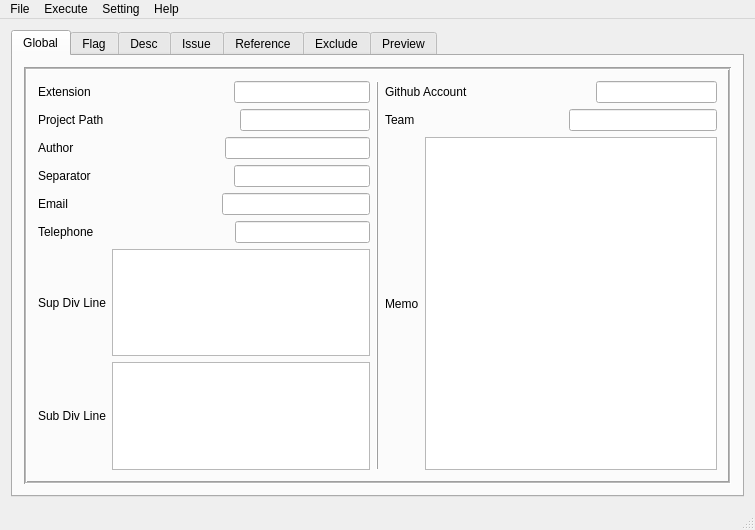
jopemachine-playground/Summary-Commenter, file Symmary Commenter/mainwindow.ui: the form before one commit.
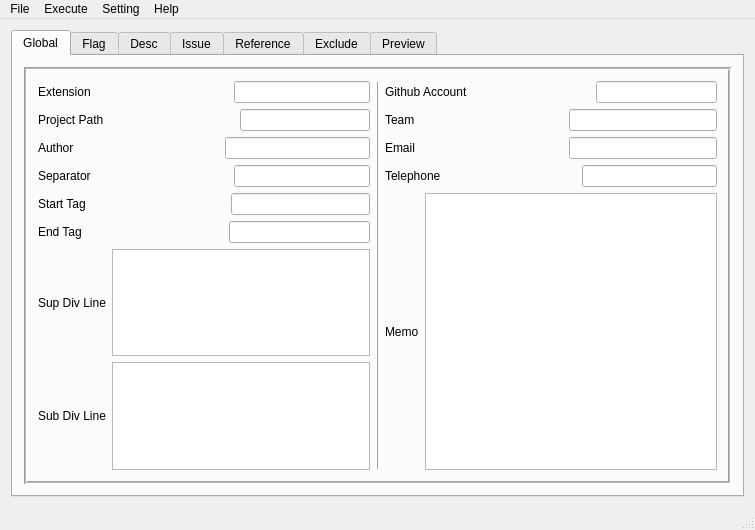
The form after the commit. Icons and pictures are not drawn.

Commit message: Start Tag, End Tag 추가

Diff of the .ui file:
```diff
--- a/Symmary Commenter/mainwindow.ui
+++ b/Symmary Commenter/mainwindow.ui
@@ -151,16 +151,16 @@
               </layout>
              </item>
              <item>
-              <layout class="QHBoxLayout" name="EmailL">
+              <layout class="QHBoxLayout" name="StartTagL">
                <item>
-                <widget class="QLabel" name="emailLbl">
+                <widget class="QLabel" name="sTagLbl">
                  <property name="text">
-                  <string>Email</string>
+                  <string>Start Tag</string>
                  </property>
                 </widget>
                </item>
                <item>
-                <spacer name="spacer7">
+                <spacer name="spacer1_6">
                  <property name="orientation">
                   <enum>Qt::Horizontal</enum>
                  </property>
@@ -173,21 +173,21 @@
                 </spacer>
                </item>
                <item>
-                <widget class="QLineEdit" name="emailEdit"/>
+                <widget class="QLineEdit" name="sTagEdit"/>
                </item>
               </layout>
              </item>
              <item>
-              <layout class="QHBoxLayout" name="TelephoneL">
+              <layout class="QHBoxLayout" name="EndTagL">
                <item>
-                <widget class="QLabel" name="telepLbl">
+                <widget class="QLabel" name="eTagLbl">
                  <property name="text">
-                  <string>Telephone</string>
+                  <string>End Tag</string>
                  </property>
                 </widget>
                </item>
                <item>
-                <spacer name="spacer8">
+                <spacer name="spacer1_7">
                  <property name="orientation">
                   <enum>Qt::Horizontal</enum>
                  </property>
@@ -200,7 +200,11 @@
                 </spacer>
                </item>
                <item>
-                <widget class="QLineEdit" name="telepEdit"/>
+                <widget class="QLineEdit" name="eTagEdit">
+                 <property name="text">
+                  <string/>
+                 </property>
+                </widget>
                </item>
               </layout>
              </item>
@@ -306,6 +310,60 @@
                </item>
               </layout>
              </item>
+             <item>
+              <layout class="QHBoxLayout" name="EmailL">
+               <item>
+                <widget class="QLabel" name="emailLbl">
+                 <property name="text">
+                  <string>Email</string>
+                 </property>
+                </widget>
+               </item>
+               <item>
+                <spacer name="spacer7">
+                 <property name="orientation">
+                  <enum>Qt::Horizontal</enum>
+                 </property>
+                 <property name="sizeHint" stdset="0">
+                  <size>
+                   <width>40</width>
+                   <height>20</height>
+                  </size>
+                 </property>
+                </spacer>
+               </item>
+               <item>
+                <widget class="QLineEdit" name="emailEdit"/>
+               </item>
+              </layout>
+             </item>
+             <item>
+              <layout class="QHBoxLayout" name="TelephoneL">
+               <item>
+                <widget class="QLabel" name="telepLbl">
+                 <property name="text">
+                  <string>Telephone</string>
+                 </property>
+                </widget>
+               </item>
+               <item>
+                <spacer name="spacer8">
+                 <property name="orientation">
+                  <enum>Qt::Horizontal</enum>
+                 </property>
+                 <property name="sizeHint" stdset="0">
+                  <size>
+                   <width>40</width>
+                   <height>20</height>
+                  </size>
+                 </property>
+                </spacer>
+               </item>
+               <item>
+                <widget class="QLineEdit" name="telepEdit"/>
+               </item>
+              </layout>
+             </item>
              <item>
               <layout class="QHBoxLayout" name="MemoL">
                <item>
```
Left out of the diff: 28 changed lines with no effect on the pictures. The commit also changes 21 other files.
